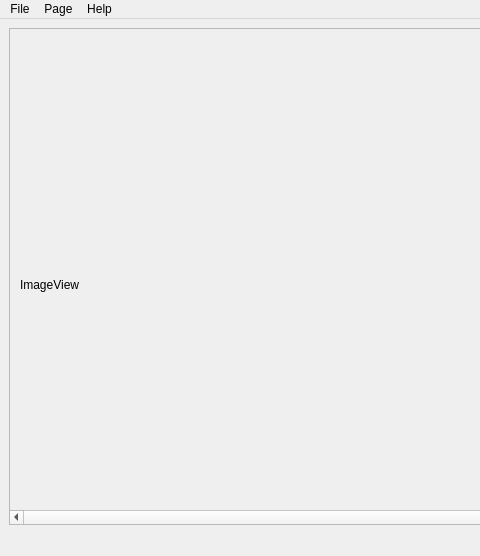
Above: mainwindow.ui from waynepiekarski/qtgrader before the change; both pictures show x 0 to 480 and y 0 to 556 of the 1024 by 556 pixel window. Below: the same form after it.
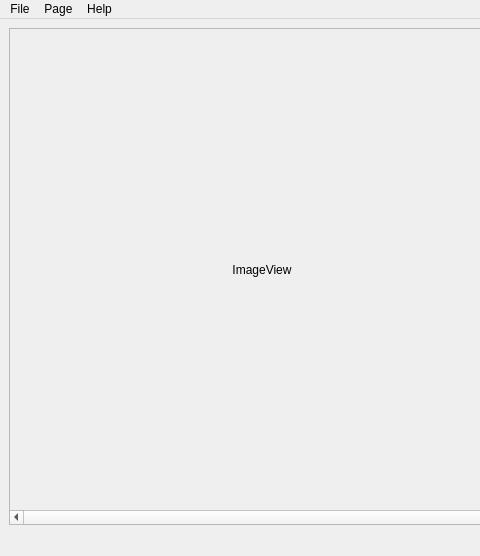
That is the form after the change.

Commit message: Fixed up the image so that the scroll bars work now. Need to set ignored for the size policy, and must set the scaledContents property

Patch:
```diff
--- a/mainwindow.ui
+++ b/mainwindow.ui
@@ -41,19 +41,27 @@
          <height>472</height>
         </rect>
        </property>
+       <layout class="QHBoxLayout" name="horizontalLayout_7">
+        <item>
        <widget class="QLabel" name="image">
-        <property name="geometry">
-         <rect>
-          <x>10</x>
-          <y>0</y>
-          <width>81</width>
-          <height>512</height>
-         </rect>
+          <property name="sizePolicy">
+           <sizepolicy hsizetype="Preferred" vsizetype="Preferred">
+            <horstretch>0</horstretch>
+            <verstretch>0</verstretch>
+           </sizepolicy>
         </property>
         <property name="text">
          <string>ImageView</string>
         </property>
-       </widget>
+          <property name="scaledContents">
+           <bool>true</bool>
+          </property>
+          <property name="alignment">
+           <set>Qt::AlignCenter</set>
+          </property>
+         </widget>
+        </item>
+       </layout>
       </widget>
      </widget>
     </item>
```
Lines whose indentation alone changed are shown as unchanged.
